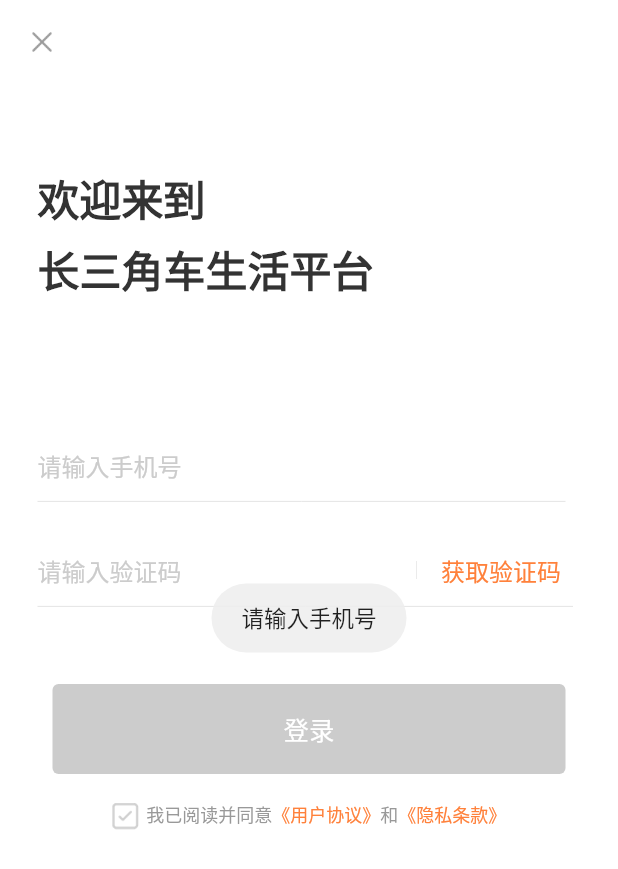
After one commit to BillyZD/flutter, a Flutter app: the VerityCodeLoginWidget screen opened directly, after a tap on "获取验证码", on a phone screen of 412 x 824 dp. The commit adds this screen. Shown: the top 869 px of the screen. Run offline on Flutter 3.47's test engine with Material 2 defaults, Android fonts, the phone set to English and light mode, and no system bars; our stand-ins replace fluttertoast.

Commit message:
添加登录界面，添加toaat

```diff
--- a/lib/AppRoot/AppRootWidget.dart
+++ b/lib/AppRoot/AppRootWidget.dart
@@ -12,6 +12,8 @@ class AppRootWidget extends StatefulWidget {
 }
 
 class _AppRootWidgetState extends State<AppRootWidget> {
+
+  GlobalKey globalKey = GlobalKey();
 
   final List<Widget> pages = [
     AppHomeWidget(),
@@ -31,6 +33,7 @@ class _AppRootWidgetState extends State<AppRootWidget> {
   @override
   Widget build(BuildContext context) {
     return MaterialApp(
+      key: globalKey,
       theme: ThemeData(
           primaryColor: Colors.pink
       ),
--- /dev/null
+++ b/lib/Login/VerityCodeLoginWidget.dart
@@ -0,0 +1,314 @@
+
+import 'package:flutter/gestures.dart';
+import 'package:flutter/material.dart';
+import 'package:flutter_app/Tool/TimerButtonWidget.dart';
+import 'package:flutter_app/Tool/ToolToastWidget.dart';
+
+/*登录界面*/
+class VerityCodeLoginWidget extends StatefulWidget {
+
+  const VerityCodeLoginWidget({Key? key}) : super(key: key);
+
+  @override
+  _VerityCodeLoginWidgetState createState() => _VerityCodeLoginWidgetState();
+}
+
+class _VerityCodeLoginWidgetState extends State<VerityCodeLoginWidget> {
+
+  /*是否选中协议*/
+  bool isSelect = false;
+
+  /*按钮是否为可选中状态*/
+  bool isAllowLogin = false;
+
+  /*监听手机号输入框*/
+  TextEditingController phoneController = TextEditingController();
+
+  /*控制手机号输入框键盘*/
+  FocusNode focus = FocusNode();
+
+  /*监听验证码输入框*/
+  TextEditingController verityController = TextEditingController();
+
+  @override
+  Widget build(BuildContext context) {
+    double width = MediaQuery.of(context).size.width;
+    return Scaffold(
+      appBar: AppBar(
+        backgroundColor: Colors.white,
+        elevation:0,
+        leading: IconButton(
+          icon: Image.asset('images/img_x.png'),
+          onPressed: () {
+            Navigator.pop(context);
+          },
+        ),
+      ),
+      body: GestureDetector(
+        behavior: HitTestBehavior.translucent,
+        onTap: () {
+          // 触摸收起键盘
+          FocusScope.of(context).requestFocus(FocusNode());
+        },
+        child: Container(
+            color: Colors.white,
+            child: Flex(
+              direction: Axis.vertical,
+              children: [
+                Expanded(child: SingleChildScrollView(
+                    child: Column(
+                      children: [
+                        this.getHeaderTextWidget(width),
+                        SizedBox(height: 30,),
+                        this.getPhoneTextFieldWidget(),
+                        SizedBox(height: 10,),
+                        this.getVerityCodeTextFieldWidget(),
+                        SizedBox(height: 40,),
+                        this.getLoginButton(),
+                        SizedBox(height: 18,),
+                        Center(child: this.getRichText(),)
+                      ],
+                    )
+                ))
+              ],
+            )
+        ),
+      )
+    );
+  }
+
+  @override
+  void initState() {
+    // TODO: implement initState
+    super.initState();
+    phoneController.addListener(() {
+      this.updateWidget();
+    });
+    verityController.addListener(() {
+      this.updateWidget();
+    });
+  }
+
+  void handleClickUserProtocol() {
+    ToolToast.showLongToast('点击用户协议');
+  }
+
+  void handleClickPrivateProtocol() {
+    ToolToast.showLongToast('点击隐私条款');
+  }
+
+  /*更新界面状态*/
+  void updateWidget(){
+    if (this.isSelect && phoneController.text.isNotEmpty && verityController.text.isNotEmpty) {
+      this.isAllowLogin = true;
+    }else {
+      this.isAllowLogin = false;
+    }
+    setState(() {});
+  }
+
+  /*发送验证码请求*/
+  bool sendGetVerityCodeRequest() {
+    String phone = phoneController.text;
+    bool isAllow = phone.length == 11;
+    if (isAllow) {
+      this.focus.unfocus();
+    }else {
+      ToolToast.showLongToast('请输入手机号');
+    }
+    return isAllow;
+  }
+
+  /*获取顶部文字显示*/
+  Widget getHeaderTextWidget(double width) {
+    return Container(
+      padding: EdgeInsets.only(left: 25),
+      width: width,
+      height: 200,
+      child: Column(
+        crossAxisAlignment: CrossAxisAlignment.start,
+        mainAxisAlignment: MainAxisAlignment.center,
+        children: [
+          Text('欢迎来到',
+            style: TextStyle(
+              fontSize: 28,
+              fontWeight: FontWeight.w600,
+              color: Color.fromRGBO(51, 51, 51, 1),
+            ),
+          ),
+          SizedBox(height: 6,),
+          Text('长三角车生活平台',
+            style: TextStyle(
+                fontSize: 28,
+                fontWeight: FontWeight.w600,
+                color: Color.fromRGBO(51, 51, 51, 1)
+            ),
+          )
+        ],
+      ),
+    );
+  }
+
+  Widget getPhoneTextFieldWidget() {
+    return Container(
+      height: 60,
+      padding: EdgeInsets.only(left: 25 , right: 35),
+      child: Column(
+        children: [
+          TextField(
+            keyboardType: TextInputType.phone,
+            controller: phoneController,
+            focusNode: this.focus,
+            style: TextStyle(
+                color: Color.fromRGBO(51, 51, 51, 1),
+                fontSize: 16
+            ),
+            decoration: InputDecoration(
+                hintText: '请输入手机号',
+                hintStyle: TextStyle(
+                  fontSize: 16,
+                  color: Color.fromRGBO(204, 204, 204, 1)
+                ),
+                border: InputBorder.none
+            ),
+          ),
+          Divider(color: Color.fromRGBO(228, 228, 228, 1), height: 0.5,)
+        ],
+      )
+    );
+  }
+
+  Widget getVerityCodeTextFieldWidget() {
+    return Container(
+      height: 60,
+      padding: EdgeInsets.only(left: 25 , right: 30),
+      child: Column(
+        children: [
+          Row(
+            children: [
+              Flexible(
+                fit: FlexFit.loose,
+                child: TextField(
+                  keyboardType: TextInputType.number,
+                  controller: verityController,
+                  style: TextStyle(
+                    color: Color.fromRGBO(51, 51, 51, 1),
+                    fontSize: 16
+                  ),
+                  decoration: InputDecoration(
+                      hintText: '请输入验证码',
+                      hintStyle: TextStyle(
+                          fontSize: 16,
+                          color: Color.fromRGBO(204, 204, 204, 1)
+                      ),
+                      border: InputBorder.none
+                  ),
+                ),
+              ),
+              SizedBox(width: 8),
+              Container(
+                width: 0.5,
+                height: 12,
+                padding: EdgeInsets.only(top: (60 - 12)/2),
+                color: Color.fromRGBO(228, 228, 228, 1),
+              ),
+              SizedBox(width: 8),
+              TimerButtonWidget(
+                onPress: (){
+                  return this.sendGetVerityCodeRequest();
+                },
+              )
+            ],
+          ),
+          Divider(color: Color.fromRGBO(228, 228, 228, 1), height: 0.5,)
+        ],
+      )
+    );
+  }
+
+  /*获取底部登录按钮*/
+  Widget getLoginButton() {
+    return Container(
+      height: 60,
+      padding: EdgeInsets.only(left: 35 , right: 35),
+      child: Row(
+        children: [
+          Expanded(child: TextButton(
+            style: ButtonStyle(
+              backgroundColor: MaterialStateProperty.resolveWith((states) {
+                //默背景颜色
+                if (this.isAllowLogin) {
+                  return Color.fromRGBO(255, 129, 59, 1);
+                }
+                return Color.fromRGBO(204, 204, 204, 1);
+              }),
+            ),
+            onPressed: (){
+
+            },
+            child: Container(
+              height: 60,
+              child: Center(
+                child: Text('登录',
+                  style: TextStyle(
+                    fontSize: 17,
+                    color: Colors.white,
+                  ),
+                ),
+              )
+            )
+          ),
+          )
+        ],
+      )
+    );
+  }
+
+  /*获取富文本的展示*/
+  Widget getRichText() {
+    return Container(
+      child: RichText(
+        text: TextSpan(
+          style: TextStyle(fontSize: 12 , color: Color.fromRGBO(153, 153, 153, 1)),
+          children: [
+            WidgetSpan(
+              alignment: PlaceholderAlignment.middle,
+              child: GestureDetector(
+                child: this.isSelect ? Image.asset('images/selected_box.png') : Image.asset('images/unSelect_box.png'),
+                onTap: (){
+                  this.isSelect = !this.isSelect;
+                  this.updateWidget();
+                },
+              ),
+            ),
+            WidgetSpan(
+              child: Container(
+                width: 5,
+              ),
+            ),
+            TextSpan(
+              text: '我已阅读并同意',
+            ),
+            TextSpan(
+              text: '《用户协议》',
+              style: TextStyle(fontSize: 12,color: Color.fromRGBO(255, 129, 59, 1)),
+              recognizer: TapGestureRecognizer()..onTap = () {
+                this.handleClickUserProtocol();
+              }
+            ),
+            TextSpan(
+              text: '和'
+            ),
+            TextSpan(
+                text: '《隐私条款》',
+                style: TextStyle(fontSize: 12,color: Color.fromRGBO(255, 129, 59, 1)),
+                recognizer: TapGestureRecognizer()..onTap = () {
+                  this.handleClickPrivateProtocol();
+                }
+            ),
+          ]
+        ),
+      ),
+    );
+  }
+}
--- /dev/null
+++ b/lib/Tool/TimerButtonWidget.dart
@@ -0,0 +1,104 @@
+
+import 'package:flutter/material.dart';
+import 'dart:async';
+
+/*定时器button*/
+class TimerButtonWidget extends StatefulWidget {
+
+  final String defaultText;
+
+  final String isSendText;
+
+  final String reSendText;
+
+  final int maxCount;
+
+  final bool Function() onPress;
+
+  TimerButtonWidget({
+    Key? key,
+    required this.onPress,
+    this.defaultText = '获取验证码',
+    this.isSendText = '后重发',
+    this.reSendText = '重新发送',
+    this.maxCount = 60,
+  });
+
+  @override
+  _TimerButtonWidgetState createState() => _TimerButtonWidgetState();
+}
+
+class _TimerButtonWidgetState extends State<TimerButtonWidget> {
+
+  late int _maxCount;
+
+  late String _defaultText;
+
+  Timer? _timer;
+
+  @override
+  void initState() {
+    // TODO: implement initState
+    super.initState();
+    _maxCount = widget.maxCount;
+    _defaultText = widget.defaultText;
+  }
+
+  @override
+  void dispose() {
+    // TODO: implement dispose
+    _timer?.cancel();
+    _timer = null;
+    super.dispose();
+  }
+
+  @override
+  Widget build(BuildContext context) {
+
+    return Container(
+      child: TextButton(
+        onPressed: (){
+          this.clickSendButton();
+        },
+        child: Text(this._defaultText,
+          style: TextStyle(
+            fontSize: 16,
+            color: Color.fromRGBO(255, 129, 59, 1),
+          )
+        ),
+      ),
+    );
+  }
+  /*点击发送按钮*/
+  void clickSendButton() {
+    if (this._timer?.isActive == true) {
+      print('正在倒计时');
+      return;
+    }
+    bool res = widget.onPress();
+    if (!res) {
+      return;
+    }
+    this._defaultText = '$_maxCount' + 'S${widget.isSendText}';
+    setState(() {});
+    _timer = Timer.periodic(Duration(seconds: 1), (timer) {
+      this.handleTimerAction();
+    });
+  }
+
+  /*定时器事件*/
+  void handleTimerAction() {
+    if (this._maxCount >= 1) {
+      this._maxCount = this._maxCount - 1;
+      this._defaultText = '$_maxCount' + 'S${widget.isSendText}';
+    }else {
+      _timer?.cancel();
+      this._maxCount = widget.maxCount;
+      this._defaultText = widget.reSendText;
+    }
+    if (mounted) {
+      setState(() {});
+    }
+  }
+
+}
--- /dev/null
+++ b/lib/Tool/ToolToastWidget.dart
@@ -0,0 +1,21 @@
+
+
+import 'package:flutter/material.dart';
+import 'package:fluttertoast/fluttertoast.dart';
+
+
+class ToolToast {
+
+  /*显示中间toast*/
+  static void showLongToast(String message , {int delay = 1}) {
+    Fluttertoast.cancel();
+    Fluttertoast.showToast(
+      msg: message,
+      toastLength: Toast.LENGTH_LONG,
+      fontSize: 15.0,
+      gravity: ToastGravity.CENTER,
+      timeInSecForIosWeb: delay,
+    );
+  }
+
+}
--- a/pubspec.yaml
+++ b/pubspec.yaml
@@ -29,6 +29,8 @@ dependencies:
   # Use with the CupertinoIcons class for iOS style icons.
   cupertino_icons: ^1.0.2
 
+  fluttertoast: ^8.0.8
+
 dev_dependencies:
   flutter_test:
     sdk: flutter
@@ -54,6 +56,9 @@ flutter:
     - images/img_7.jpg
     - images/img_8.jpg
     - images/img_9.jpg
+    - images/img_x.png
+    - images/unSelect_box.png
+    - images/selected_box.png
 
   # To add assets to your application, add an assets section, like this:
   # assets:
```
Also changed, not shown: lib/Animation/AnimationWidget.dart (added, +87 -0 lines), lib/Animation/PageRouteAnimation.dart (added, +37 -0 lines), lib/AppRoot/AppHomeWidget.dart (+86 -19 lines), images/2.0x/img_x.png (added), images/2.0x/selected_box.png (added), images/2.0x/unSelect_box.png (added), images/3.0x/img_x.png (added), images/3.0x/selected_box.png (added), images/3.0x/unSelect_box.png (added), 3 other files.
